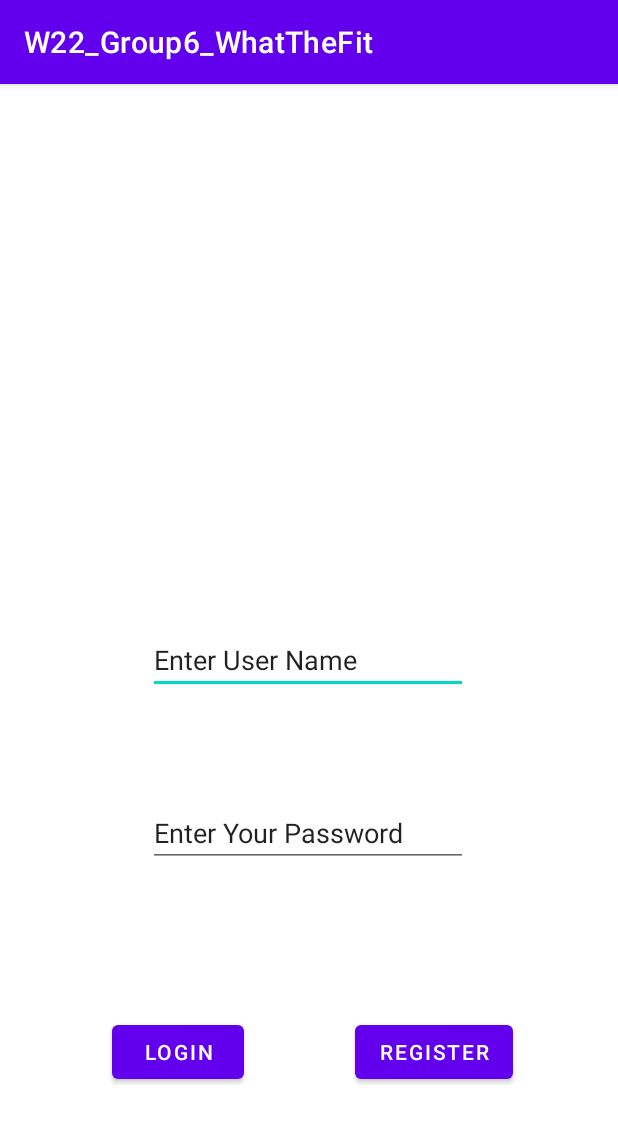
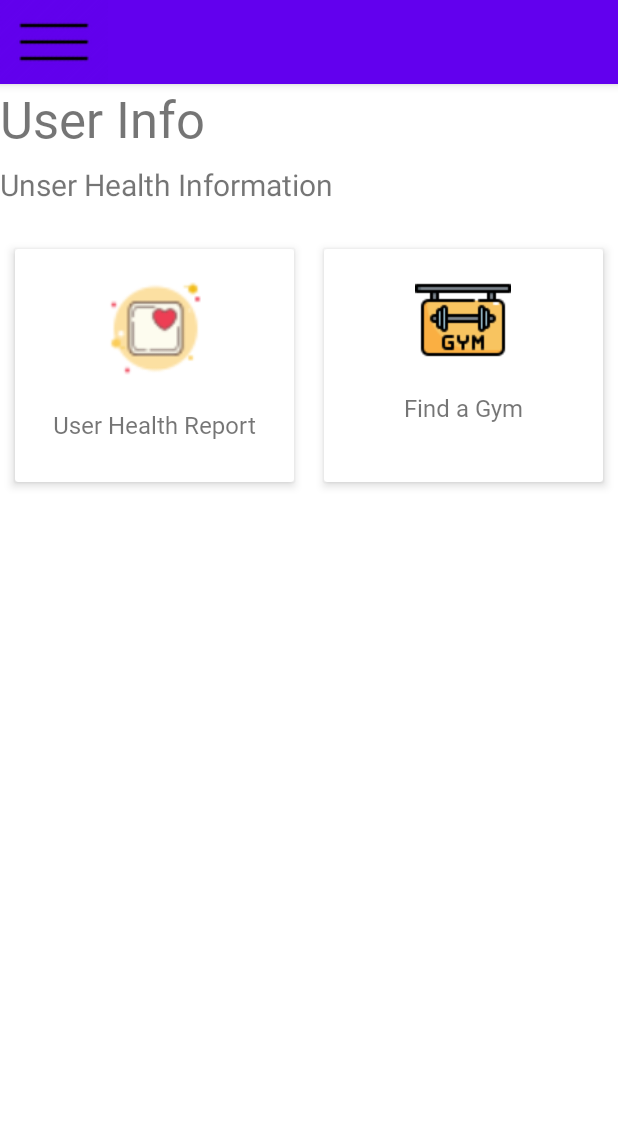
Before and after one commit to A-randhawa/W22_Group6_WhatTheFit, an Android app: the LoginActivity screen opened directly, with no data from a screen before it, on a phone screen of 412 x 824 dp. Shown: the top 1123 px of the screen. Run offline under Robolectric (Android 15) with nearby library versions, the light colour scheme and no system bars.

Commit message:
Main menu new changes

```diff
--- a/app/src/main/java/com/example/w22_group6_whatthefit/LoginActivity.java
+++ b/app/src/main/java/com/example/w22_group6_whatthefit/LoginActivity.java
@@ -1,8 +1,12 @@
 package com.example.w22_group6_whatthefit;
 
 import androidx.appcompat.app.AppCompatActivity;
+import androidx.appcompat.widget.Toolbar;
 
+import android.content.Intent;
 import android.os.Bundle;
+import android.view.View;
+import android.widget.Button;
 
 public class LoginActivity extends AppCompatActivity {
 
@@ -10,5 +14,13 @@ public class LoginActivity extends AppCompatActivity {
     protected void onCreate(Bundle savedInstanceState) {
         super.onCreate(savedInstanceState);
         setContentView(R.layout.activity_login);
+
+        Toolbar toolbar = findViewById(R.id.toolbarID);
+        setSupportActionBar(toolbar);
+
+
+
+
+
     }
 }
--- a/app/src/main/res/layout/activity_login.xml
+++ b/app/src/main/res/layout/activity_login.xml
@@ -6,54 +6,120 @@
     android:layout_height="match_parent"
     tools:context=".LoginActivity">
 
-    <EditText
-        android:id="@+id/txtUsername"
-        android:layout_width="wrap_content"
+    <include
+        android:id="@+id/include"
+        layout="@layout/toolbar"></include>
+
+    <TextView
+        android:id="@+id/textView"
+        android:layout_width="0dp"
         android:layout_height="wrap_content"
-        android:ems="10"
-        android:inputType="textPersonName"
-        android:text="@string/txtUsername"
-        app:layout_constraintBottom_toBottomOf="parent"
+        android:fontFamily="@font/baloo_thambi"
+        android:text="@string/txtUserInfo"
+        android:textSize="34sp"
+        app:layout_constraintBottom_toTopOf="@+id/textView2"
+        app:layout_constraintEnd_toStartOf="@+id/imageView"
+        app:layout_constraintStart_toStartOf="parent"
+        app:layout_constraintTop_toBottomOf="@+id/include"
+        app:layout_constraintVertical_bias="0.633" />
+
+    <TextView
+        android:id="@+id/textView2"
+        android:layout_width="0dp"
+        android:layout_height="wrap_content"
+        android:layout_marginTop="8dp"
+        android:text="@string/txtUserinfoDetails"
+        android:textSize="20sp"
+        app:layout_constraintEnd_toStartOf="@+id/imageView"
+        app:layout_constraintStart_toStartOf="parent"
+        app:layout_constraintTop_toBottomOf="@+id/textView" />
+
+    <ImageView
+        android:id="@+id/imageView"
+        android:layout_width="160dp"
+        android:layout_height="100dp"
         app:layout_constraintEnd_toEndOf="parent"
-        app:layout_constraintHorizontal_bias="0.497"
+        app:layout_constraintStart_toEndOf="@+id/textView2"
+        app:layout_constraintTop_toBottomOf="@+id/include"
+        tools:srcCompat="@tools:sample/avatars" />
+
+    <LinearLayout
+        android:layout_width="0dp"
+        android:layout_height="175dp"
+        android:orientation="horizontal"
+        app:layout_constraintEnd_toEndOf="parent"
+        app:layout_constraintHorizontal_bias="1.0"
         app:layout_constraintStart_toStartOf="parent"
-        app:layout_constraintTop_toTopOf="parent"
-        tools:ignore="TouchTargetSizeCheck"
-        android:importantForAutofill="no" />
+        app:layout_constraintTop_toBottomOf="@+id/imageView">
 
-    <EditText
-        android:id="@+id/txtPassword"
-        android:layout_width="wrap_content"
-        android:layout_height="wrap_content"
-        android:ems="10"
-        android:inputType="textPersonName"
-        android:text="@string/txtPassword"
-        app:layout_constraintBottom_toBottomOf="parent"
-        app:layout_constraintEnd_toEndOf="parent"
-        app:layout_constraintHorizontal_bias="0.497"
-        app:layout_constraintStart_toStartOf="parent"
-        app:layout_constraintTop_toBottomOf="@+id/txtUsername"
-        app:layout_constraintVertical_bias="0.221"
-        tools:ignore="TouchTargetSizeCheck"
-        android:importantForAutofill="no" />
+        <androidx.cardview.widget.CardView
+            android:layout_width="match_parent"
+            android:layout_height="match_parent"
+            android:layout_margin="10dp"
+            android:layout_weight="1"
+            android:padding="10dp"
+            app:cardElevation="4dp">
 
-    <Button
-        android:id="@+id/loginButton"
-        android:layout_width="wrap_content"
-        android:layout_height="wrap_content"
-        android:text="@string/txtLogin"
-        app:layout_constraintBottom_toBottomOf="parent"
-        app:layout_constraintEnd_toStartOf="@+id/regButton"
-        app:layout_constraintStart_toStartOf="parent"
-        app:layout_constraintTop_toBottomOf="@+id/txtPassword" />
+            <RelativeLayout
+                android:layout_width="match_parent"
+                android:layout_height="match_parent">
 
-    <Button
-        android:id="@+id/regButton"
-        android:layout_width="wrap_content"
-        android:layout_height="wrap_content"
-        android:layout_marginEnd="70dp"
-        android:text="@string/btnRegister"
-        app:layout_constraintBottom_toBottomOf="parent"
-        app:layout_constraintEnd_toEndOf="parent"
-        app:layout_constraintTop_toBottomOf="@+id/txtPassword" />
+                <TextView
+                    android:id="@+id/textView3"
+                    android:layout_width="wrap_content"
+                    android:layout_height="wrap_content"
+                    android:layout_below="@id/imageView2"
+                    android:layout_centerHorizontal="true"
+                    android:fontFamily="@font/baloo_thambi"
+                    android:text="@string/txtUserHealthReport"
+                    android:textSize="16sp" />
+
+                <ImageView
+                    android:id="@+id/imageView2"
+                    android:layout_width="75dp"
+                    android:layout_height="75dp"
+                    android:layout_centerHorizontal="true"
+                    android:layout_marginStart="15dp"
+                    android:layout_marginTop="15dp"
+                    android:layout_marginEnd="15dp"
+                    android:layout_marginBottom="15dp"
+                    app:srcCompat="@drawable/health_info" />
+            </RelativeLayout>
+        </androidx.cardview.widget.CardView>
+
+        <androidx.cardview.widget.CardView
+            android:layout_width="match_parent"
+            android:layout_height="match_parent"
+            android:layout_margin="10dp"
+            android:layout_weight="1"
+            app:cardElevation="4dp">
+
+            <RelativeLayout
+                android:layout_width="match_parent"
+                android:layout_height="match_parent">
+
+                <ImageView
+                    android:id="@+id/imageView3"
+                    android:layout_width="wrap_content"
+                    android:layout_height="wrap_content"
+                    android:layout_centerHorizontal="true"
+                    android:layout_marginStart="15dp"
+                    android:layout_marginTop="15dp"
+                    android:layout_marginEnd="15dp"
+                    android:layout_marginBottom="15dp"
+                    app:srcCompat="@drawable/gym_icon" />
+
+                <TextView
+                    android:id="@+id/textView4"
+                    android:layout_width="wrap_content"
+                    android:layout_height="wrap_content"
+                    android:layout_below="@id/imageView3"
+                    android:layout_centerHorizontal="true"
+                    android:fontFamily="@font/baloo_thambi"
+                    android:text="@string/txtFindGym"
+                    android:textSize="16sp" />
+            </RelativeLayout>
+        </androidx.cardview.widget.CardView>
+    </LinearLayout>
+
 </androidx.constraintlayout.widget.ConstraintLayout>
--- a/app/src/main/res/layout/activity_main.xml
+++ b/app/src/main/res/layout/activity_main.xml
@@ -50,10 +50,10 @@
         android:textColor="@color/black"
         app:layout_constraintBottom_toBottomOf="parent"
         app:layout_constraintEnd_toEndOf="parent"
-        app:layout_constraintHorizontal_bias="0.232"
+        app:layout_constraintHorizontal_bias="0.226"
         app:layout_constraintStart_toStartOf="parent"
         app:layout_constraintTop_toBottomOf="@+id/txtTitle"
-        app:layout_constraintVertical_bias="0.663" />
+        app:layout_constraintVertical_bias="0.725" />
 
     <Button
         android:id="@+id/signUpBtn"
--- /dev/null
+++ b/app/src/main/res/layout/toolbar.xml
@@ -0,0 +1,11 @@
+<?xml version="1.0" encoding="utf-8"?>
+<androidx.appcompat.widget.Toolbar xmlns:android="http://schemas.android.com/apk/res/android"
+    xmlns:app="http://schemas.android.com/apk/res-auto"
+    android:id="@+id/toolbarID"
+    android:layout_width="match_parent"
+    android:layout_height="wrap_content"
+    android:background="@color/design_default_color_primary"
+    android:elevation="4dp"
+    app:navigationIcon="@drawable/app_nav">
+
+</androidx.appcompat.widget.Toolbar>
--- a/app/src/main/res/values/strings.xml
+++ b/app/src/main/res/values/strings.xml
@@ -8,4 +8,8 @@
     <string name="txtPassword">Enter Your Password</string>
     <string name="txtLogin">Login</string>
     <string name="btnRegister">Register</string>
+    <string name="txtUserInfo">User Info</string>
+    <string name="txtUserinfoDetails">Unser Health Information</string>
+    <string name="txtUserHealthReport">User Health Report</string>
+    <string name="txtFindGym">Find a Gym</string>
 </resources>
--- a/app/src/main/res/values/themes.xml
+++ b/app/src/main/res/values/themes.xml
@@ -1,6 +1,6 @@
 <resources xmlns:tools="http://schemas.android.com/tools">
     <!-- Base application theme. -->
-    <style name="Theme.W22_Group6_WhatTheFit" parent="Theme.MaterialComponents.DayNight.DarkActionBar">
+    <style name="Theme.W22_Group6_WhatTheFit" parent="Theme.MaterialComponents.DayNight.NoActionBar">
         <!-- Primary brand color. -->
         <item name="colorPrimary">@color/purple_500</item>
         <item name="colorPrimaryVariant">@color/purple_700</item>
```
Also changed, not shown: app/src/main/res/drawable/app_nav.png (added), app/src/main/res/drawable/gym_icon.png (added), app/src/main/res/drawable/health_info.png (added).
